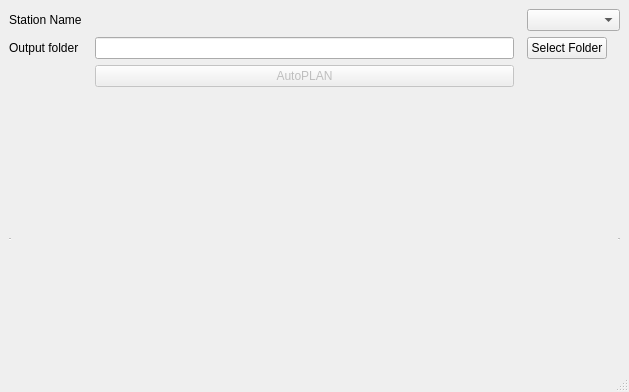
DB-Netz-AutomatedPlanning/AutoPlan-QT, file AutoCADDB/planningtable.ui: the form before one commit.
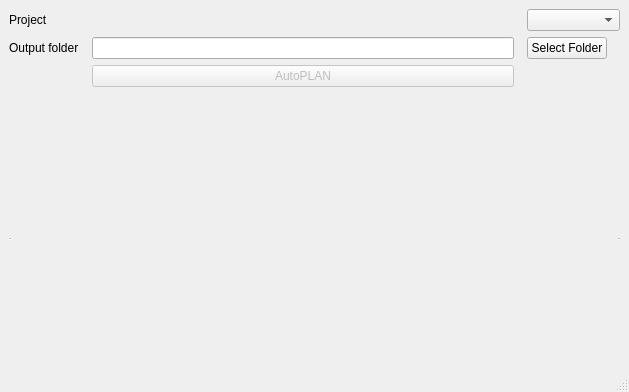
The form after the commit.

Patch:
```diff
--- a/AutoCADDB/planningtable.ui
+++ b/AutoCADDB/planningtable.ui
@@ -134,7 +134,7 @@
          </size>
         </property>
         <property name="text">
-         <string>Station Name</string>
+         <string>Project</string>
         </property>
         <property name="alignment">
          <set>Qt::AlignLeading|Qt::AlignLeft|Qt::AlignVCenter</set>
```
